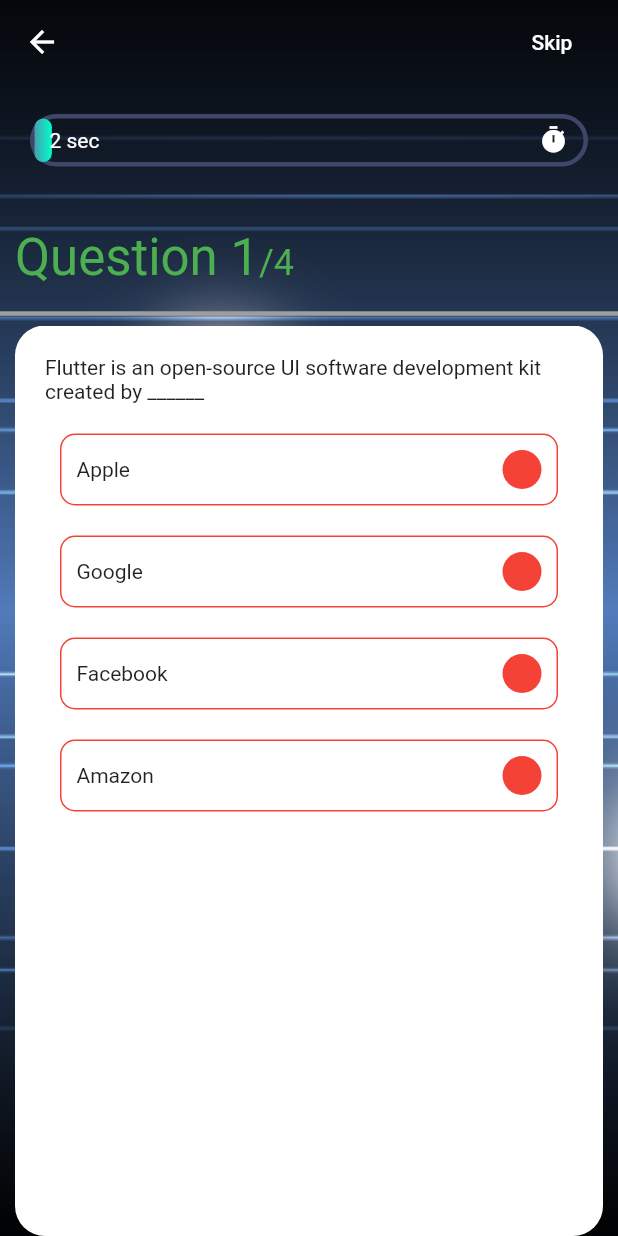
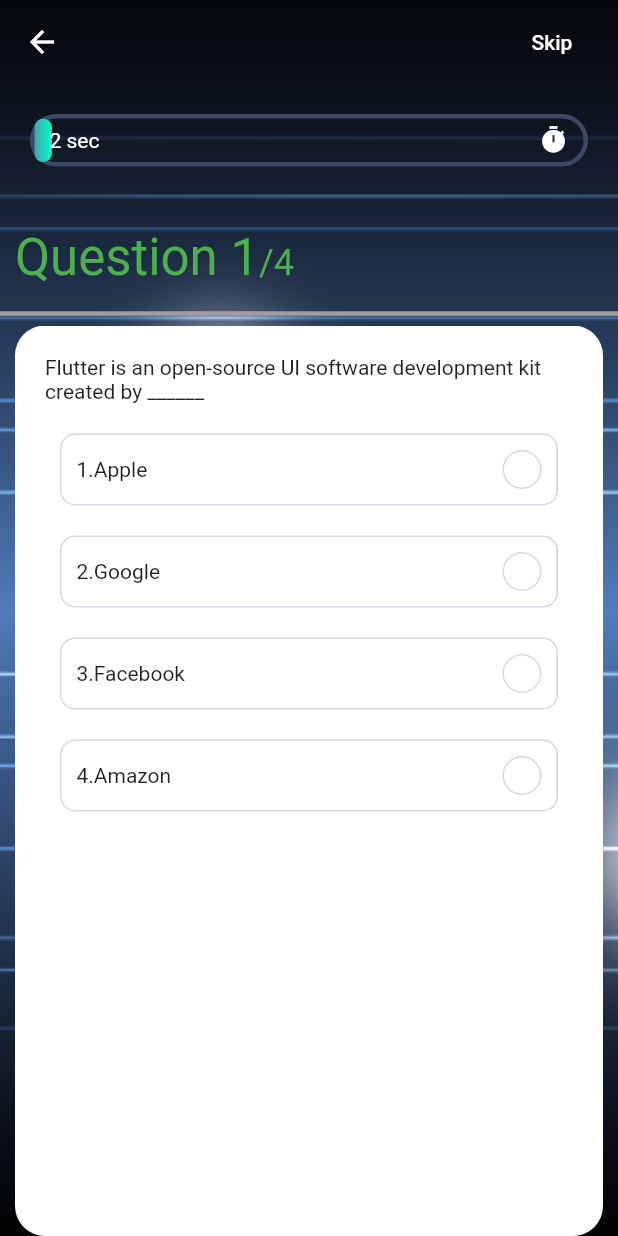
Before and after one commit to joe1986-dotcom/flutter_app_design, a Flutter app: the QuizScreen screen opened directly, on a phone screen of 412 x 824 dp. Run offline on Flutter 3.47's test engine with Material 2 defaults, Android fonts, the phone set to English and light mode, and no system bars; our stand-ins replace get.

Commit message:
選択肢のアイコンと色

```diff
--- a/lib/components/option.dart
+++ b/lib/components/option.dart
@@ -1,5 +1,6 @@
 import 'package:flutter/cupertino.dart';
 import 'package:flutter/material.dart';
+import 'package:flutter_app_design/constants.dart';
 import 'package:flutter_app_design/controllers/question_controller.dart';
 import 'package:get/get.dart';
 
@@ -19,25 +20,54 @@ class Option extends StatelessWidget {
     return GetBuilder<QuestionController>(
       init:QuestionController(),
       builder: (qnController) {
+        Color getColor() {
+          // デフォルト
+          Color result = kGrayColor;
+
+          if (qnController.isAnswered) {
+            if (index == qnController.currentCorrectAns) {
+              // 回答が一致
+              result = kGreenColor;
+            }
+            else if (index == qnController.selectedAns &&
+                qnController.selectedAns != qnController.currentCorrectAns) {
+
+              // 回答が不一致
+              result = kRedColor;
+            }
+          }
+          return result;
+        }
+        IconData getIcon(){
+          return getColor() == kGreenColor ? Icons.done : Icons.close;
+        }
+
+
         return InkWell(
           onTap: press,
           child: Container(
             decoration: BoxDecoration(
               borderRadius: BorderRadius.circular(10),
-              border: Border.all(color: Colors.red),
+              border: Border.all(color: getColor()),
             ),
             margin: EdgeInsets.all(10.0),
             padding: EdgeInsets.all(10.0),
             child: Row(
               mainAxisAlignment: MainAxisAlignment.spaceBetween,
               children: [
-                Text(text),
+                Text("${index+1}.${text}"),
                 Container(
                   width: 26,
                   height: 26,
                   decoration: BoxDecoration(
                     borderRadius: BorderRadius.circular(20),
-                    color: Colors.red,
+                    color: getColor() == kGrayColor ? Colors.transparent : getColor(),
+                    border: Border.all(color: getColor()),
+                  ),
+                  child: getColor() == kGrayColor? null : Icon(
+                    getIcon(),
+                    color: Colors.white,
+                    size: 20.0,
                   ),
                 ),
               ],
--- a/lib/components/question_card.dart
+++ b/lib/components/question_card.dart
@@ -28,7 +28,7 @@ class QuestionCard extends StatelessWidget {
           SizedBox(height: 10.0),
           ...List.generate(
           // 選択肢
-          4, (index) => Option(
+          question.options.length, (index) => Option(
             index:index,
             text: question.options[index],
             press: (){
--- /dev/null
+++ b/lib/constants.dart
@@ -0,0 +1,5 @@
+import 'package:flutter/material.dart';
+
+const kGreenColor = Color(0xFF7FFF27);
+const kRedColor = Color(0xFFC2185B);
+const kGrayColor = Color(0xFFd3d9e3);
--- a/lib/controllers/question_controller.dart
+++ b/lib/controllers/question_controller.dart
@@ -36,6 +36,10 @@ class QuestionController extends GetxController with SingleGetTickerProviderMixi
   // 現在の正解数
   int _correctNum = 0;
   int get correctNum => _correctNum;
+
+  // 回答済みか判定するフラグ
+  bool _isAnswered = false;
+  bool get isAnswered => _isAnswered;
   // endregion
 
   // region 初期化
@@ -62,9 +66,10 @@ class QuestionController extends GetxController with SingleGetTickerProviderMixi
   // region 終了
   @override
   void onClose() {
+
+    super.onClose();
     _pageController.dispose();
     _animationController.dispose();
-    super.onClose();
   }
 
 
@@ -75,12 +80,14 @@ class QuestionController extends GetxController with SingleGetTickerProviderMixi
 
   // 正解チェック
   void checkAns(Question question, int selectedIndex){
-    // 正解
-    int correctAnsIndex = question.correctAns;
-    // 選択
-    int currentSelectedIndex = selectedIndex;
+    // 回答フラグを変更
+    _isAnswered = true;
 
-    if(correctAnsIndex == currentSelectedIndex){
+    this._selectedAns = selectedIndex;
+
+    this._currentCorrectAns = question.correctAns;
+
+    if(_currentCorrectAns == _selectedAns){
       // 正解数を1上げる
       _correctNum++;
     }
@@ -99,16 +106,16 @@ class QuestionController extends GetxController with SingleGetTickerProviderMixi
   void nextQuestion(){
     // 問題数が最後か判定
     if(_questions.length != currentQuestionNum){
+      _isAnswered = false;
+
       // 最後でなければ画面を変える
       _pageController.nextPage(
         duration: Duration(milliseconds: 250),
         curve: Curves.ease,
+
       );
-
       _animationController.reset();
-
       _animationController.forward().whenComplete(nextQuestion);
-
     }
 
 
--- a/lib/models/question.dart
+++ b/lib/models/question.dart
@@ -23,18 +23,18 @@ class Question{
       "id": 2,
       "question": "When google release Flutter.",
       "options": ['Jun 2017', 'Jun 2017', 'May 2017', 'May 2018'],
-      "answer_index": 2,
+      "correctAns": 2,
     },
     {
       "id": 3,
       "question": "A memory location that holds a single letter or number.",
       "options": ['Double', 'Int', 'Char', 'Word'],
-      "answer_index": 2,
+      "correctAns": 2,
     },
     {
       "id": 4,
       "question": "What command do you use to output data to the screen?",
       "options": ['Cin', 'Count>>', 'Cout', 'Output>>'],
-      "answer_index": 2,
+      "correctAns": 2,
     },
   ];
```
